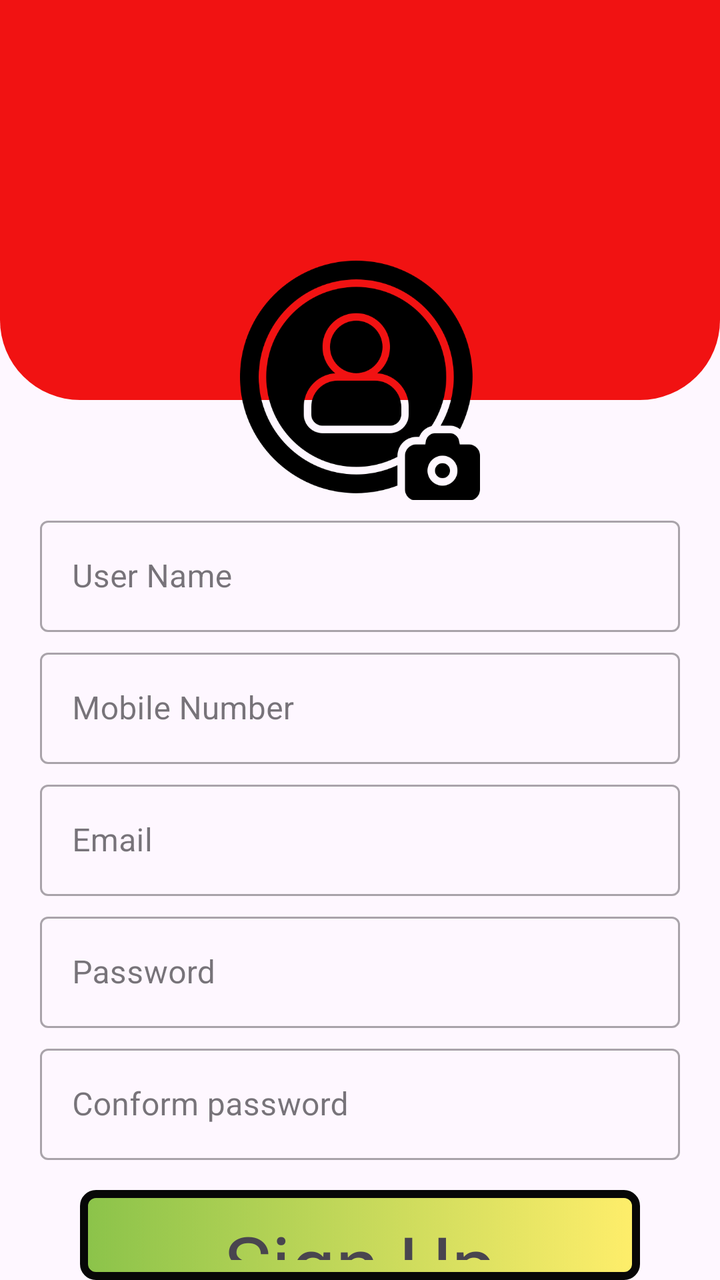
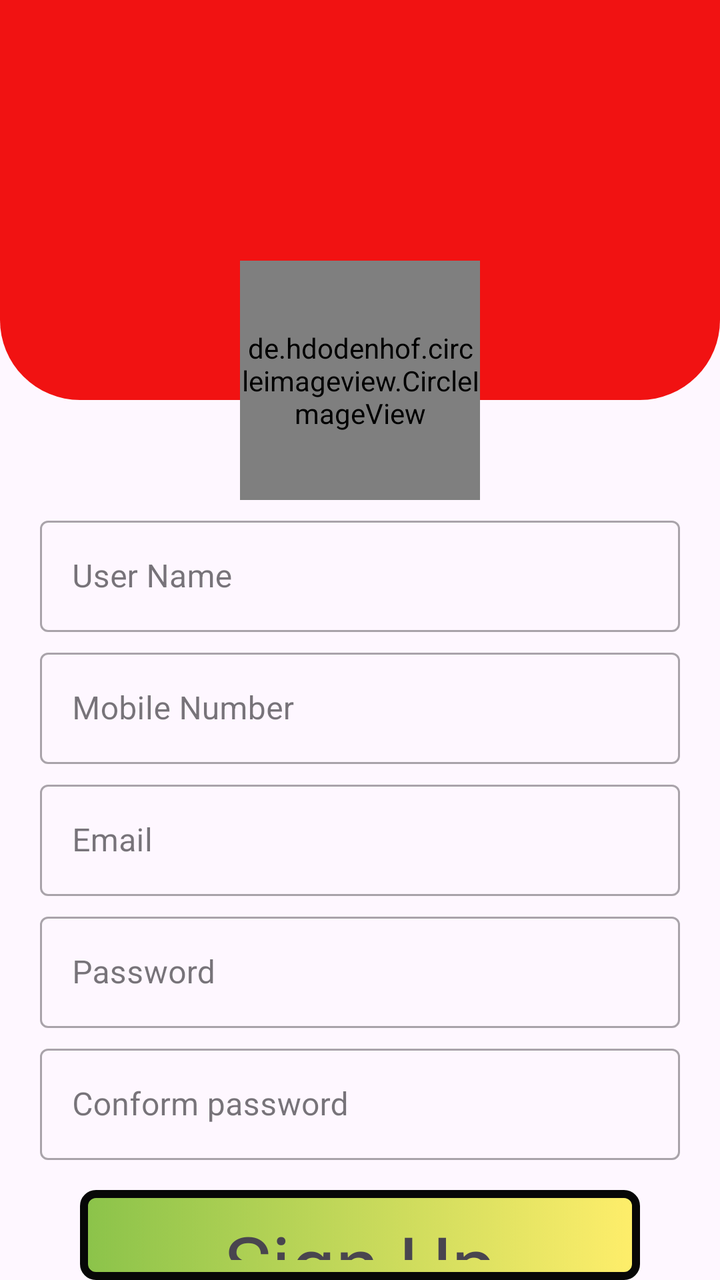

The first picture is an Android layout as it rendered before a commit; the second is the same layout after the commit. The layout source and the unified diff follow.
<!-- AndroidManifest.xml: application theme Theme.AnowaraHelpLine -->
<!-- res/layout/activity_blood_registration.xml -->
<?xml version="1.0" encoding="utf-8"?>
<layout  xmlns:android="http://schemas.android.com/apk/res/android"
    xmlns:app="http://schemas.android.com/apk/res-auto"
    xmlns:tools="http://schemas.android.com/tools">
    <data>
        <variable
            name="blood_registear"
            type="com.example.anowarahelpline.blood.BloodRegistrationActivity" />
    </data>

    <LinearLayout
        android:layout_width="match_parent"
        android:layout_height="match_parent"
        tools:context=".blood.BloodRegistrationActivity"
        android:orientation="vertical"

        >

        <LinearLayout
            android:layout_width="match_parent"
            android:layout_height="250dp"
            android:orientation="vertical"
            >
            <View
                android:layout_width="match_parent"
                android:layout_height="200dp"
                android:background="@drawable/cicrle_image_view"
                />
            <ImageView
                android:id="@+id/bloodSignUpImage"
                android:layout_width="120dp"
                android:layout_height="120dp"
                android:layout_gravity="center"
                android:src="@drawable/profile"
                android:layout_alignParentBottom="true"
                android:layout_marginTop="-70dp"
                android:layout_marginBottom="10dp"
                />
        </LinearLayout>

        <com.google.android.material.textfield.TextInputLayout

            style="@style/Widget.MaterialComponents.TextInputLayout.OutlinedBox"
            android:layout_width="match_parent"
            android:layout_height="wrap_content"
            android:layout_marginTop="5dp"
            android:hint="User Name"
            android:layout_marginLeft="20dp"
            android:layout_marginRight="20dp"

            >
            <com.google.android.material.textfield.TextInputEditText
                android:id="@+id/bloodSignUpName"
                android:layout_width="match_parent"
                android:layout_height="wrap_content"
                android:textColor="#000000"
                />

        </com.google.android.material.textfield.TextInputLayout>

        <com.google.android.material.textfield.TextInputLayout
            style="@style/Widget.MaterialComponents.TextInputLayout.OutlinedBox"
            android:layout_width="match_parent"
            android:layout_height="wrap_content"
            android:layout_marginTop="5dp"
            android:hint="Mobile Number"
            android:layout_marginLeft="20dp"
            android:layout_marginRight="20dp"
            >
            <com.google.android.material.textfield.TextInputEditText
                android:id="@+id/bloodSignUpMobileNumber"
                android:layout_width="match_parent"
                android:layout_height="wrap_content"
                android:textColor="#000000"
                >
            </com.google.android.material.textfield.TextInputEditText>
        </com.google.android.material.textfield.TextInputLayout>
        <com.google.android.material.textfield.TextInputLayout
            style="@style/Widget.MaterialComponents.TextInputLayout.OutlinedBox"
            android:layout_width="match_parent"
            android:layout_height="wrap_content"
            android:layout_marginTop="5dp"
            android:hint="Email"
            android:layout_marginLeft="20dp"
            android:layout_marginRight="20dp"
            >
            <com.google.android.material.textfield.TextInputEditText
                android:id="@+id/bloodSignUpEmail"
                android:layout_width="match_parent"
                android:layout_height="wrap_content"
                android:textColor="#000000"
                android:inputType="textEmailAddress"
                >
            </com.google.android.material.textfield.TextInputEditText>


        </com.google.android.material.textfield.TextInputLayout>
        <com.google.android.material.textfield.TextInputLayout
            style="@style/Widget.MaterialComponents.TextInputLayout.OutlinedBox"
            android:layout_width="match_parent"
            android:layout_height="wrap_content"
            android:layout_marginTop="5dp"
            android:hint="Password"
            android:layout_marginLeft="20dp"
            android:layout_marginRight="20dp"
            >
            <com.google.android.material.textfield.TextInputEditText
                android:id="@+id/bloodSIgnUpPassword"
                android:layout_width="match_parent"
                android:layout_height="wrap_content"
                android:textColor="#000000"
                >

            </com.google.android.material.textfield.TextInputEditText>

        </com.google.android.material.textfield.TextInputLayout>
        <com.google.android.material.textfield.TextInputLayout
            style="@style/Widget.MaterialComponents.TextInputLayout.OutlinedBox"
            android:layout_width="match_parent"
            android:layout_height="wrap_content"
            android:layout_marginTop="5dp"
            android:layout_marginLeft="20dp"
            android:layout_marginRight="20dp"
            android:hint="Conform password"
            >

            <com.google.android.material.textfield.TextInputEditText
                android:id="@+id/bloodSIgnUpPasswordConform"
                android:layout_width="match_parent"
                android:layout_height="wrap_content"
                >
            </com.google.android.material.textfield.TextInputEditText>
        </com.google.android.material.textfield.TextInputLayout>

        <include

            layout="@layout/blood_group_item"

            />

        <TextView
            android:onClick="@{()->blood_registear.continueBtn()}"
            android:id="@+id/signUpContinueButton"
            android:layout_width="match_parent"
            android:layout_height="wrap_content"
            android:text="Sign Up"
            android:textSize="40dp"
            android:gravity="center"
            android:background="@drawable/blood_donation"
            android:layout_marginTop="15dp"
            android:layout_marginLeft="40dp"
            android:layout_marginRight="40dp"
            android:padding="10dp"
            />


    </LinearLayout>
</layout>
<!-- res/layout/blood_group_item.xml (included above) -->
<?xml version="1.0" encoding="utf-8"?>
<androidx.cardview.widget.CardView xmlns:android="http://schemas.android.com/apk/res/android"
    android:layout_width="match_parent"
    android:layout_height="wrap_content"
    xmlns:app="http://schemas.android.com/apk/res-auto"
    android:orientation="vertical"
    app:cardCornerRadius="10dp"
    app:cardElevation="2dp"
    app:cardUseCompatPadding="true"
    android:id="@+id/blood_group_id"
    android:visibility="gone"
    >
    <LinearLayout
        android:layout_width="match_parent"
        android:layout_height="wrap_content"
        android:orientation="vertical">
    <LinearLayout
        android:layout_width="match_parent"
        android:layout_height="wrap_content"
        android:weightSum="2"
        >
        <androidx.cardview.widget.CardView
            android:layout_width="0dp"
            android:layout_height="wrap_content"
            android:layout_weight="1"
            app:cardCornerRadius="10dp"
            android:layout_margin="5dp"
            >
            <TextView
                android:id="@+id/aPostiveBtn"
                android:layout_width="match_parent"
                android:layout_height="wrap_content"
                android:text="A+"
                android:textSize="40dp"
                android:textStyle="bold"
                android:textAlignment="center"
                android:background="#EC1313"
                android:textColor="#ffffff"
                android:padding="10dp"
                />
        </androidx.cardview.widget.CardView>
        <androidx.cardview.widget.CardView
            android:layout_width="0dp"
            android:layout_height="wrap_content"
            android:layout_weight="1"
            app:cardCornerRadius="10dp"
            android:layout_margin="5dp">
            <TextView
                android:id="@+id/aNegativeBtn"
                android:layout_width="match_parent"
                android:layout_height="wrap_content"
                android:text="A-"
                android:textSize="40dp"
                android:textStyle="bold"
                android:textAlignment="center"
                android:background="#EC1313"
                android:textColor="#ffffff"
                android:padding="10dp"
                />
        </androidx.cardview.widget.CardView>

    </LinearLayout>

    <LinearLayout
        android:layout_width="match_parent"
        android:layout_height="wrap_content"
        android:weightSum="2"
        >
        <androidx.cardview.widget.CardView
            android:layout_width="0dp"
            android:layout_height="wrap_content"
            android:layout_weight="1"
            app:cardCornerRadius="10dp"
            android:layout_margin="5dp">
            <TextView
                android:id="@+id/bPostiveBtn"
                android:layout_width="match_parent"
                android:layout_height="wrap_content"
                android:text="B+"
                android:textSize="40dp"
                android:textStyle="bold"
                android:textAlignment="center"
                android:background="#EC1313"
                android:textColor="#ffffff"
                android:padding="10dp"
                />
        </androidx.cardview.widget.CardView>

        <androidx.cardview.widget.CardView
            android:layout_width="0dp"
            android:layout_height="wrap_content"
            android:layout_weight="1"
            app:cardCornerRadius="10dp"
            android:layout_margin="5dp"
            >
            <TextView
                android:id="@+id/bNegativeBtn"
                android:layout_width="match_parent"
                android:layout_height="wrap_content"
                android:text="B-"
                android:textSize="40dp"
                android:textStyle="bold"
                android:textAlignment="center"
                android:background="#EC1313"
                android:textColor="#ffffff"
                android:padding="10dp"
                />
        </androidx.cardview.widget.CardView>
    </LinearLayout>


    <LinearLayout
        android:layout_width="match_parent"
        android:layout_height="wrap_content"
        android:weightSum="2"
        >
        <androidx.cardview.widget.CardView
            android:layout_width="0dp"
            android:layout_height="wrap_content"
            android:layout_weight="1"
            app:cardCornerRadius="10dp"
            android:layout_margin="5dp">
            <TextView
                android:id="@+id/abPostiveBtn"
                android:layout_width="match_parent"
                android:layout_height="wrap_content"
                android:text="AB+"
                android:textSize="40dp"
                android:textStyle="bold"
                android:textAlignment="center"
                android:background="#EC1313"
                android:textColor="#ffffff"
                android:padding="10dp"
                />
        </androidx.cardview.widget.CardView>

        <androidx.cardview.widget.CardView
            android:layout_width="0dp"
            android:layout_height="wrap_content"
            android:layout_weight="1"
            app:cardCornerRadius="10dp"
            android:layout_margin="5dp">
            <TextView
                android:id="@+id/abNegativeBtn"
                android:layout_width="match_parent"
                android:layout_height="wrap_content"
                android:text="AB-"
                android:textSize="40dp"
                android:textStyle="bold"
                android:textAlignment="center"
                android:background="#EC1313"
                android:textColor="#ffffff"
                android:padding="10dp"
                />
        </androidx.cardview.widget.CardView>
    </LinearLayout>
    <LinearLayout
        android:layout_width="match_parent"
        android:layout_height="wrap_content"
        android:weightSum="2"
        >
        <androidx.cardview.widget.CardView
            android:layout_width="0dp"
            android:layout_height="wrap_content"
            android:layout_weight="1"
            app:cardCornerRadius="10dp"
            android:layout_margin="5dp">
            <TextView
                android:id="@+id/oPostiveBtn"
                android:layout_width="match_parent"
                android:layout_height="wrap_content"
                android:text="o+"
                android:textSize="40dp"
                android:textStyle="bold"
                android:textAlignment="center"
                android:background="#EC1313"
                android:textColor="#ffffff"
                android:padding="10dp"
                />
        </androidx.cardview.widget.CardView>

        <androidx.cardview.widget.CardView
            android:layout_width="0dp"
            android:layout_height="wrap_content"
            android:layout_weight="1"
            app:cardCornerRadius="10dp"
            android:layout_margin="5dp">
            <TextView
                android:id="@+id/oNegativeBtn"
                android:layout_width="match_parent"
                android:layout_height="wrap_content"
                android:text="o-"
                android:textSize="40dp"
                android:textStyle="bold"
                android:textAlignment="center"
                android:background="#EC1313"
                android:textColor="#ffffff"
                android:padding="10dp"
                />
        </androidx.cardview.widget.CardView>

    </LinearLayout>



    </LinearLayout>

</androidx.cardview.widget.CardView>
<!-- resources referenced by this layout -->
<resources>
  <!-- drawable blood_donation (drawable) -->
  <?xml version="1.0" encoding="utf-8"?>
  <selector xmlns:android="http://schemas.android.com/apk/res/android">
  
      <item>
          <shape android:shape="rectangle"
              >
              <gradient android:startColor="#8BC34A"
                  android:endColor="#C1FFEB3B"/>
              <corners android:radius="6dp"/>
              <stroke android:width="4dp" android:color="#070707" />
          </shape>
  
  
  
      </item>
  </selector>
  <!-- drawable cicrle_image_view (drawable) -->
  <?xml version="1.0" encoding="utf-8"?>
  <selector xmlns:android="http://schemas.android.com/apk/res/android">
      <item>
          <shape android:shape="rectangle"
              >
              <corners android:bottomRightRadius="40dp"
                       android:bottomLeftRadius="40dp"/>
  
              <solid android:color="#F11212" />
  
          </shape>
  
  
  
      </item>
  
  </selector>
  <!-- drawable profile: png bitmap (drawable, 24706 bytes) -->
  <style name="Theme.AnowaraHelpLine" parent="Base.Theme.AnowaraHelpLine" />
  <style name="Base.Theme.AnowaraHelpLine" parent="Theme.Material3.DayNight.NoActionBar">
          
          
      </style>
</resources>

<!-- the commit's change to res/layout/activity_blood_registration.xml (unified diff, before → after) -->
@@ -26,7 +26,7 @@
                 android:layout_height="200dp"
                 android:background="@drawable/cicrle_image_view"
                 />
-            <ImageView
+            <de.hdodenhof.circleimageview.CircleImageView
                 android:id="@+id/bloodSignUpImage"
                 android:layout_width="120dp"
                 android:layout_height="120dp"
